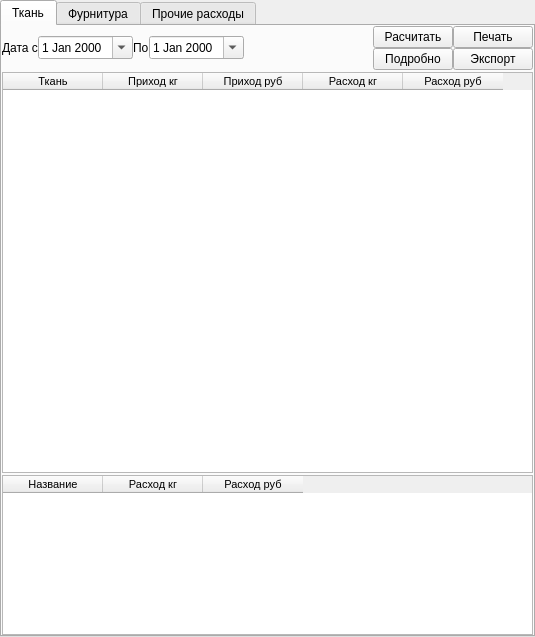
First picture: the form in ui/report_material_consumption.ui, repository Meller008/CRM-Avi, before the edit.
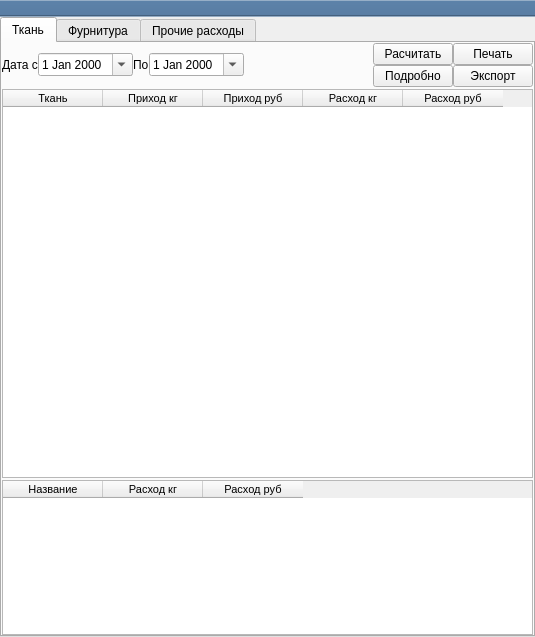
Second picture: the form after the edit.

```diff
--- a/ui/report_material_consumption.ui
+++ b/ui/report_material_consumption.ui
@@ -570,6 +570,23 @@
     </item>
    </layout>
   </widget>
+  <widget class="QToolBar" name="toolBar">
+   <property name="windowTitle">
+    <string>toolBar</string>
+   </property>
+   <property name="styleSheet">
+    <string notr="true">background-color: rgb(89, 125, 163);</string>
+   </property>
+   <property name="movable">
+    <bool>false</bool>
+   </property>
+   <attribute name="toolBarArea">
+    <enum>TopToolBarArea</enum>
+   </attribute>
+   <attribute name="toolBarBreak">
+    <bool>false</bool>
+   </attribute>
+  </widget>
  </widget>
  <resources/>
  <connections>
```
